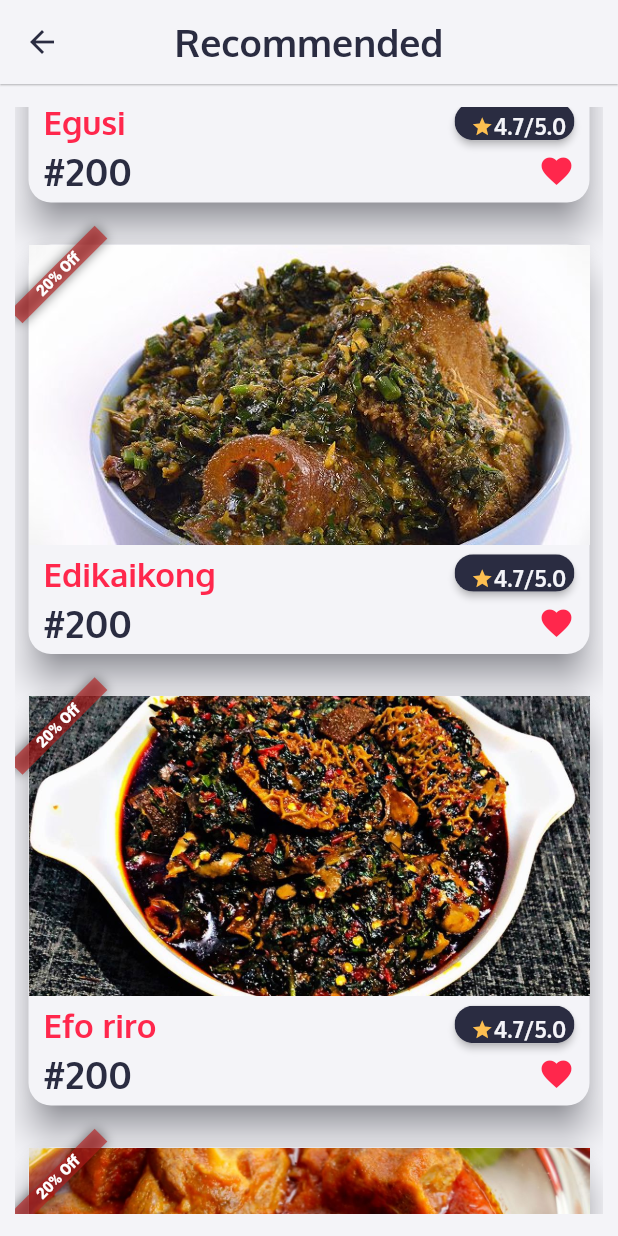
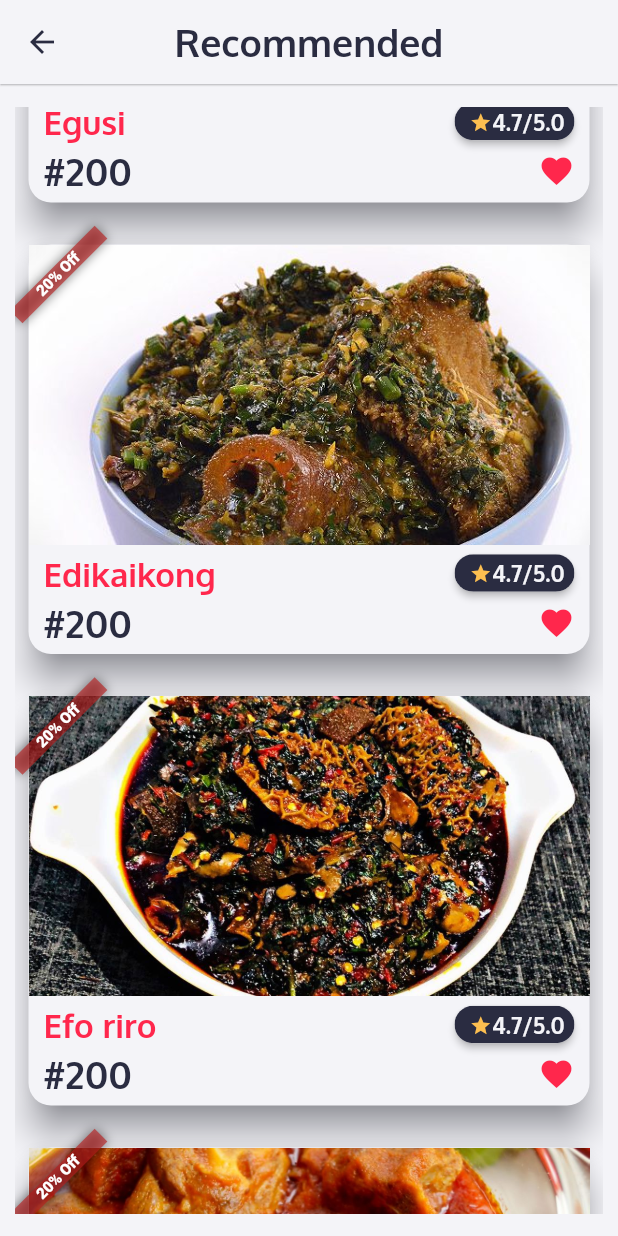
Before and after one commit to DevAdedoyin/MamaPut, a Flutter app: the RecommendedScreen screen opened by its route, scrolled down 1728 dp, on a phone screen of 412 x 824 dp. Run offline on Flutter 3.47's test engine with Material 2 defaults, Android fonts, the phone set to English and light mode, and no system bars; our stand-ins replace badges, carousel_slider, font_awesome_flutter.

```diff
--- a/lib/widget/meals.dart
+++ b/lib/widget/meals.dart
@@ -52,7 +52,9 @@ class MealWidget extends StatelessWidget {
                         padding: SizeConstants.spacing(3.0, 3.0),
                         backgroundColor: ColorConstants.primaryColor,
                         elevation: 2,
+                        labelPadding: SizeConstants.spacing(7.0, -3.0),
                         label: Row(
+                          crossAxisAlignment: CrossAxisAlignment.center,
                           mainAxisAlignment: MainAxisAlignment.spaceBetween,
                           children: [
                             const Icon(Icons.star,
```
Also changed, not shown: lib/screens/meal_screen.dart (added, +10 -0 lines).
